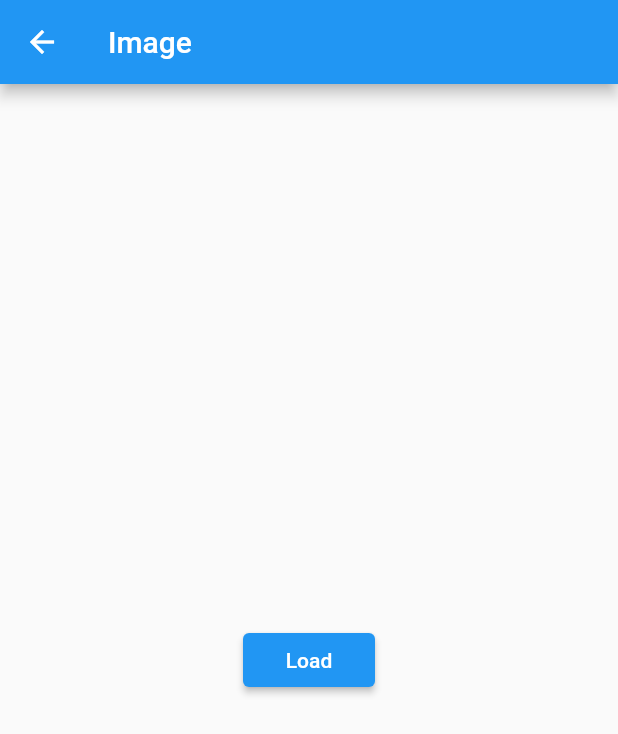
After one commit to vndly/flutter-library, a Flutter app: the HttpScreen screen opened directly, on a phone screen of 412 x 824 dp. The commit adds this screen. Shown: the top 734 px of the screen. Run offline on Flutter 3.47's test engine with Material 2 defaults, Android fonts, the phone set to English and light mode, and no system bars; our stand-ins replace flutter_svg; missing offline and left inert: event_taxi, matrix_gesture_detector.

Commit message:
Added HTTP example

```diff
--- a/lib/screens/home/home_screen.dart
+++ b/lib/screens/home/home_screen.dart
@@ -1,5 +1,6 @@
 import 'package:flutter/material.dart';
 import 'package:flutter_library/screens/misc/event/event_screen.dart';
+import 'package:flutter_library/screens/misc/http/http_screen.dart';
 import 'package:flutter_library/screens/misc/media/media_screen.dart';
 import 'package:flutter_library/screens/misc/navigation/navigation_screen.dart';
 import 'package:flutter_library/screens/misc/orientation/orientation_screen.dart';
@@ -55,6 +56,7 @@ class HomeScreen extends StatelessWidget {
 
     // misc
     HomeItem('Misc'),
+    HomeItem('HTTP', (context) => HttpScreen()),
     HomeItem('Event', (context) => EventScreen()),
     HomeItem('Media', (context) => MediaScreen()),
     HomeItem('Navigation', (context) => NavigationScreen()),
--- /dev/null
+++ b/lib/screens/misc/http/http_screen.dart
@@ -0,0 +1,88 @@
+import 'package:flutter/material.dart';
+import 'dart:convert' as Json;
+import 'package:http/http.dart' as http;
+
+class HttpScreen extends StatefulWidget {
+  @override
+  _HttpScreenState createState() => _HttpScreenState();
+}
+
+class _HttpScreenState extends State<HttpScreen> {
+  Status _state = Status.init;
+  String _data;
+
+  void _loadContent() async {
+    setState(() {
+      _state = Status.loading;
+    });
+
+    var getDog = GetDog();
+    getDog.execute((dog) {
+      setState(() {
+        _data = dog.url;
+        _state = Status.content;
+      });
+    }, () {
+      print('Error');
+    });
+  }
+
+  Widget _body() {
+    switch (_state) {
+      case Status.loading:
+        return Center(
+          child: CircularProgressIndicator(),
+        );
+
+      case Status.content:
+        return Center(
+          child: Image.network(_data),
+        );
+
+      default:
+        return Center(
+          child: RaisedButton(
+            child: Text('Load'),
+            onPressed: _loadContent,
+          ),
+        );
+    }
+  }
+
+  @override
+  Widget build(BuildContext context) {
+    return Scaffold(
+        appBar: AppBar(
+          title: Text('Image'),
+        ),
+        body: _body());
+  }
+}
+
+enum Status { init, loading, content }
+
+class GetDog {
+  static const String URL = 'https://dog.ceo/api/breeds/image/random';
+
+  void execute(void success(Dog dog), void error()) async {
+    var client = http.Client();
+
+    try {
+      var response = await client.get(URL);
+      var json = Json.jsonDecode(response.body);
+      var dog = Dog(json['message']);
+      success(dog);
+    } catch (e) {
+      error();
+    } finally {
+      client.close();
+    }
+  }
+}
+
+@immutable
+class Dog {
+  final String url;
+
+  Dog(this.url);
+}
--- a/pubspec.yaml
+++ b/pubspec.yaml
@@ -20,6 +20,7 @@ dependencies:
   flutter_svg: ^0.12.4+2
   flutter_launcher_icons: ^0.7.2
   event_taxi: ^0.1.5
+  http: ^0.12.0+2
 
 dev_dependencies:
 
```
Also changed, not shown: lib/screens/ui/bottom_bar/bottom_bar_screen.dart (+4 -4 lines), pubspec.lock.
